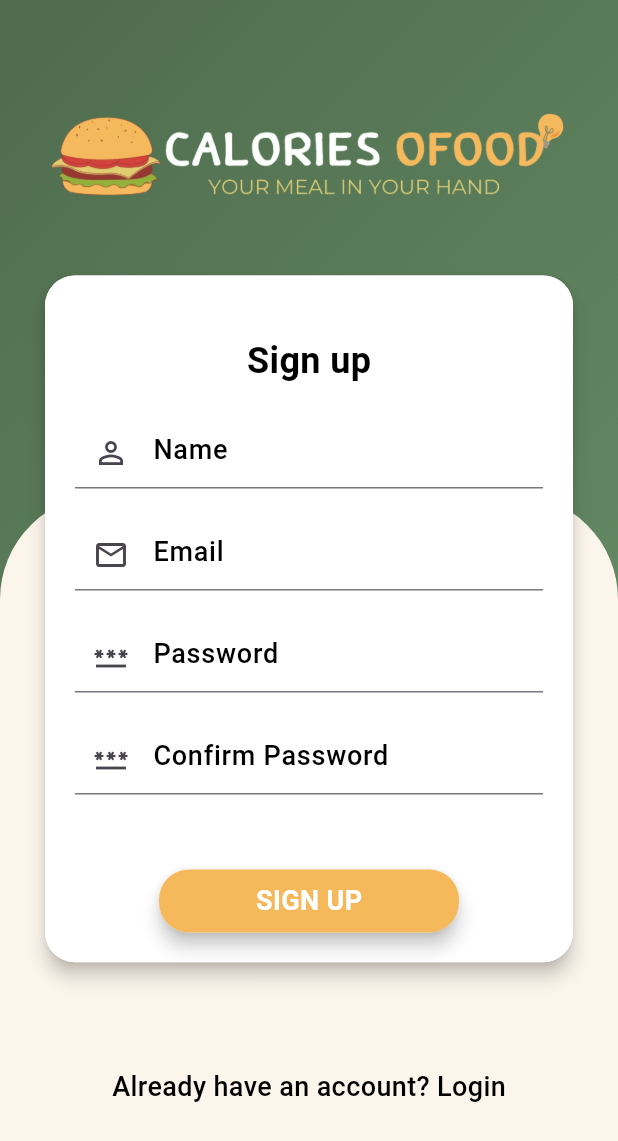
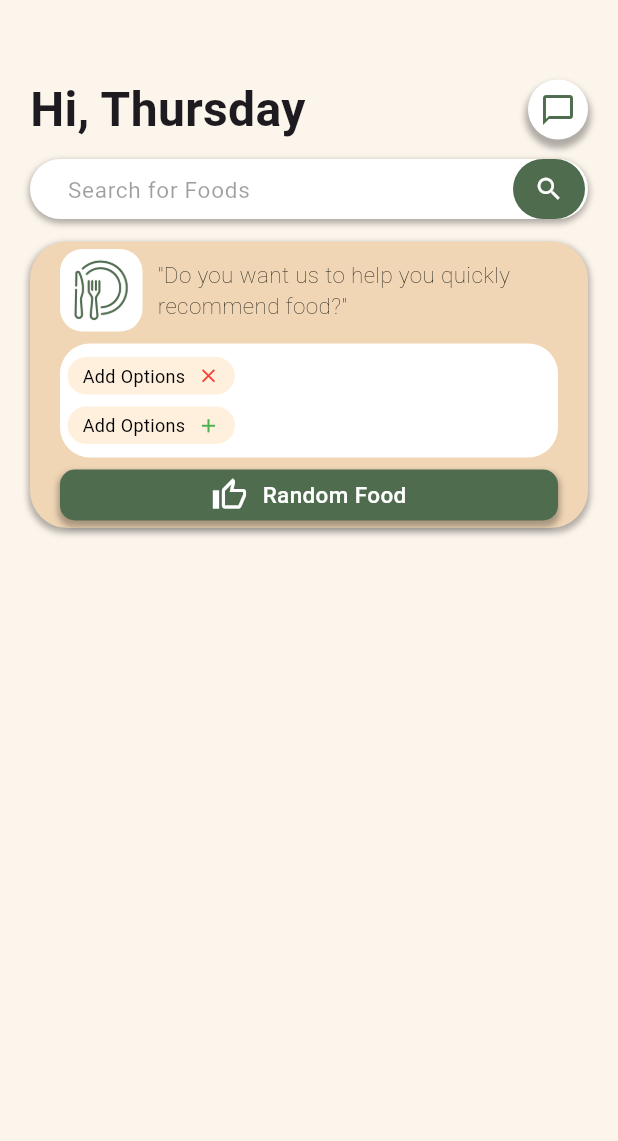
Before and after one commit to Morninguoou/Calories-Ofood-App, a Flutter app: the screen it shows after launch, on a phone screen of 412 x 824 dp. Shown: the top 1141 px of the screen. Run offline on Flutter 3.47's test engine with Material 3 defaults, Android fonts, the phone set to English and light mode, and no system bars; Roboto replaces fonts that are missing (Poppins).

Commit message:
Create: Main page(half page)

```diff
--- a/lib/main.dart
+++ b/lib/main.dart
@@ -1,6 +1,7 @@
 import 'package:flutter/material.dart';
-import 'package:projectapp/screens/login.dart';
-import 'package:projectapp/screens/signup.dart';
+import 'package:projectapp/screens/mainpage.dart';
+// import 'package:projectapp/screens/login.dart';
+// import 'package:projectapp/screens/signup.dart';
 
 void main() {
   runApp(const MyApp());
@@ -33,7 +34,7 @@ class MyApp extends StatelessWidget {
         colorScheme: ColorScheme.fromSeed(seedColor: Colors.deepPurple),
         useMaterial3: true,
       ),
-      home: Signup(),
+      home: Mainpage(),
     );
   }
 }
--- /dev/null
+++ b/lib/screens/mainpage.dart
@@ -0,0 +1,191 @@
+import 'package:flutter/material.dart';
+import 'package:projectapp/widget/widget_support.dart';
+
+import 'package:projectapp/widget/searchbar.dart';
+
+
+class Mainpage extends StatefulWidget {
+  const Mainpage({super.key});
+
+  @override
+  State<Mainpage> createState() => _MainpageState();
+}
+
+class _MainpageState extends State<Mainpage> {
+  @override
+  Widget build(BuildContext context) {
+    return Scaffold(
+      body: Container(
+        decoration: const BoxDecoration(color: Color.fromARGB(255, 252, 245, 236)),
+        child: Container(
+          margin: const EdgeInsets.only(top: 50, left: 20,right: 20),
+          child:
+            Column(children: [
+              Row(
+                mainAxisAlignment: MainAxisAlignment.spaceBetween,
+                children: [
+                  const Text("Hi, Thursday",style: TextStyle(fontSize: 32,fontWeight: FontWeight.bold),),
+                  Material(
+                    borderRadius: BorderRadius.circular(30),
+                    child:
+                      Container(
+                        width: 40,
+                        height: 40,
+                        decoration: BoxDecoration(
+                          color: Colors.white,
+                          shape: BoxShape.circle,
+                          boxShadow: [
+                            BoxShadow( color: Colors.black.withOpacity(0.3), spreadRadius: 2, blurRadius: 3, offset: Offset(0, 4),),
+                          ],
+                        ),
+                        child: const Icon(
+                          Icons.chat_bubble_outline,
+                          color: Color.fromARGB(255, 79, 108, 78),
+                        ),
+                        alignment: Alignment.center,
+                      ),
+                  )
+              ],),
+              Searchbar(),
+              Container(
+                decoration: BoxDecoration(
+                  color: Color.fromARGB(255, 240, 214, 181),
+                  borderRadius: BorderRadius.circular(25),
+                  boxShadow: [
+                    BoxShadow(
+                      color: Colors.black.withOpacity(0.3),
+                      spreadRadius: 1,
+                      blurRadius: 3,
+                      offset: Offset(0, 2),
+                    ),
+                  ],
+                ),
+                child:
+                  Container(
+                    margin: EdgeInsets.symmetric(horizontal: 20, vertical: 5),
+                    child: Column(
+                      crossAxisAlignment: CrossAxisAlignment.start,
+                      children:[
+                        Row(
+                          children: [
+                            Container(
+                              decoration: BoxDecoration(borderRadius: BorderRadius.circular(15),color: Colors.white,),
+                              child: Container(
+                                margin: EdgeInsets.all(5),
+                                child: Transform(
+                                  transform: Matrix4.identity()..scale(-1.0, 1.0),
+                                  alignment: Alignment.center,
+                                  child: Image.asset("asset/images/mainfood.png",height: 45,)
+                                )
+                              ),
+                            ),
+                            SizedBox(width: 10,),
+                            const Column(
+                              crossAxisAlignment: CrossAxisAlignment.start,
+                              children: [
+                                Text("\"Do you want us to help you quickly",
+                                  style: TextStyle(
+                                    color: Colors.black,
+                                    fontSize: 15,
+                                    fontWeight: FontWeight.w200,
+                                    fontFamily: 'Poppins',
+                                  ),
+                                ),
+                                Text("recommend food?\"",
+                                  style: TextStyle(
+                                    color: Colors.black,
+                                    fontSize: 15,
+                                    fontWeight: FontWeight.w200,
+                                    fontFamily: 'Poppins',
+                                  ),
+                                ),
+                              ],
+                            )
+                          ],
+                        ),
+                        SizedBox(height: 8,),
+                        Container(
+                          padding: EdgeInsets.all(5),
+                          decoration: BoxDecoration(color: Colors.white, borderRadius: BorderRadius.circular(20)),
+                          child: Column(
+                            children: [
+                              Row(
+                                children: [
+                                  GestureDetector(
+//link to add option
+                                    onTap: (){},
+                                    child: Container(
+                                      margin: EdgeInsets.symmetric(vertical:4),
+                                      padding: EdgeInsets.symmetric(horizontal: 10, vertical: 4),
+                                      decoration: BoxDecoration(color: Color.fromARGB(255, 255, 240, 222),borderRadius: BorderRadius.circular(20),),
+                                      child: Row(
+                                        mainAxisSize: MainAxisSize.min,
+                                        children: [
+                                          Text("Add Options", style: AppWidget.optionTextFeildStyle(),),
+                                          SizedBox(width: 8),
+                                          Icon(Icons.close ,size:15, color: Colors.red,),
+                                        ],
+                                      ),
+                                    ),
+                                  ),
+                                ],
+                              ),
+                              Row(
+                                children: [
+                                  GestureDetector(
+//link to add option
+                                    onTap: (){},
+                                    child: Container(
+                                      margin: EdgeInsets.symmetric(vertical: 4),
+                                      padding: EdgeInsets.symmetric(horizontal: 10, vertical: 4),
+                                      decoration: BoxDecoration(color: Color.fromARGB(255, 255, 240, 222),borderRadius: BorderRadius.circular(20),),
+                                      child: Row(
+                                        mainAxisSize: MainAxisSize.min,
+                                        children: [
+                                          Text("Add Options", style: AppWidget.optionTextFeildStyle(),),
+                                          SizedBox(width: 8),
+                                          Icon(Icons.add,size:15, color: Colors.green,),
+                                        ],
+                                      ),
+                                    ),
+                                  ),
+                                ],
+                              ),
+
+                            ],),
+                        ),
+                        SizedBox(height: 8,),
+                        Container(
+                          padding: EdgeInsets.symmetric(vertical: 5),
+                          decoration: BoxDecoration(
+                            color: Color.fromARGB(255, 79, 108, 78),
+                            borderRadius: BorderRadius.circular(10),
+                            boxShadow: [
+                              BoxShadow( color: Colors.black.withOpacity(0.3), spreadRadius: 1, blurRadius: 3, offset: Offset(0, 3),),
+                            ],
+                          ),
+                            child: Row(
+                              mainAxisAlignment: MainAxisAlignment.center,
+                              children: [
+                                Icon(Icons.thumb_up_alt_outlined,color: Colors.white,),
+                                SizedBox(width: 10,),
+                                Text("Random Food" ,
+                                  style: TextStyle(
+                                    color: Colors.white,
+                                    fontSize: 15,
+                                    fontWeight: FontWeight.w500,
+                                    fontFamily: 'Poppins',),
+                                )
+                            ],),
+                          )
+                      ],
+                    ),
+                  ),
+              )
+
+            ],),
+        ),
+      ),
+    );
+  }
+}
--- /dev/null
+++ b/lib/widget/searchbar.dart
@@ -0,0 +1,57 @@
+import 'package:flutter/material.dart';
+import 'package:projectapp/widget/widget_support.dart';
+
+class Searchbar extends StatefulWidget {
+  const Searchbar({super.key});
+
+  @override
+  State<Searchbar> createState() => _SearchbarState();
+}
+
+class _SearchbarState extends State<Searchbar> {
+  @override
+  Widget build(BuildContext context) {
+    return Container(
+      height: 40,
+      margin: EdgeInsets.only(top: 10, bottom: 15),
+      padding: EdgeInsets.only(left: 25, right: 2),
+      decoration: BoxDecoration(
+        color: Colors.white,
+        borderRadius: BorderRadius.circular(30),
+        boxShadow: [
+          BoxShadow(
+            color: Colors.black.withOpacity(0.3),
+            spreadRadius: 1,
+            blurRadius: 3,
+            offset: Offset(0, 2),
+          ),
+        ],
+      ),
+      child: TextField(
+        decoration: InputDecoration(
+          hintText: 'Search for Foods',
+          hintStyle: AppWidget.verylightTextFeildStyle(),
+          border: InputBorder.none,
+          contentPadding: EdgeInsets.symmetric(vertical: 5),
+          suffixIcon: GestureDetector(
+            //link to food list
+            onTap: (){},
+            child: Container(
+              height: 30,
+              width: 30,
+              decoration: BoxDecoration(
+                color: Color.fromARGB(255, 79, 108, 78),
+                borderRadius: BorderRadius.circular(30),
+              ),
+              child: Icon(
+                Icons.search, // ไอคอนค้นหา
+                color: Colors.white,
+                size: 20,
+              ),
+            ),
+          ),
+        ),
+      ),
+    );
+  }
+}
--- a/lib/widget/widget_support.dart
+++ b/lib/widget/widget_support.dart
@@ -33,6 +33,20 @@ class AppWidget {
       fontFamily: 'Poppins',
     );
   }
-
-
+  static TextStyle verylightTextFeildStyle() {
+    return const TextStyle(
+      color: Colors.black38,
+      fontSize: 15,
+      fontWeight: FontWeight.w400,
+      fontFamily: 'Poppins',
+    );
+  }
+  static TextStyle optionTextFeildStyle() {
+    return const TextStyle(
+      color: Colors.black,
+      fontSize: 12,
+      fontWeight: FontWeight.w400,
+      fontFamily: 'Poppins',
+    );
+  }
 }
```
Also changed, not shown: asset/images/mainfood.png (added), asset/images/mainleftfeature.png (added), asset/images/mainrightfeature.png (added).
